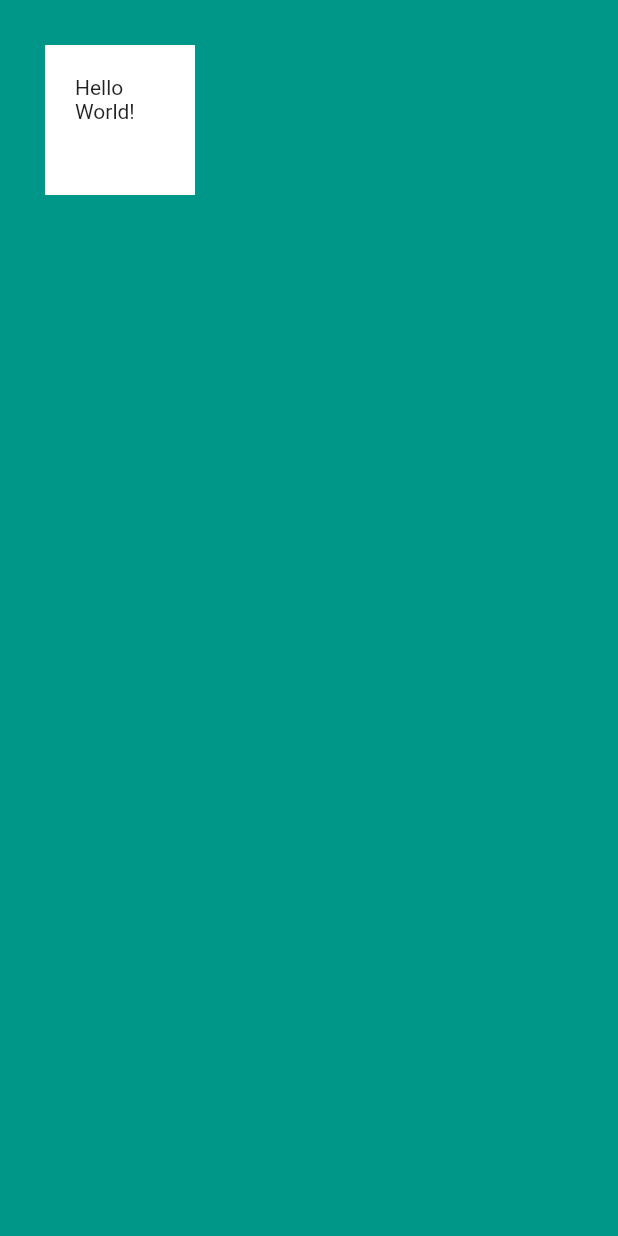
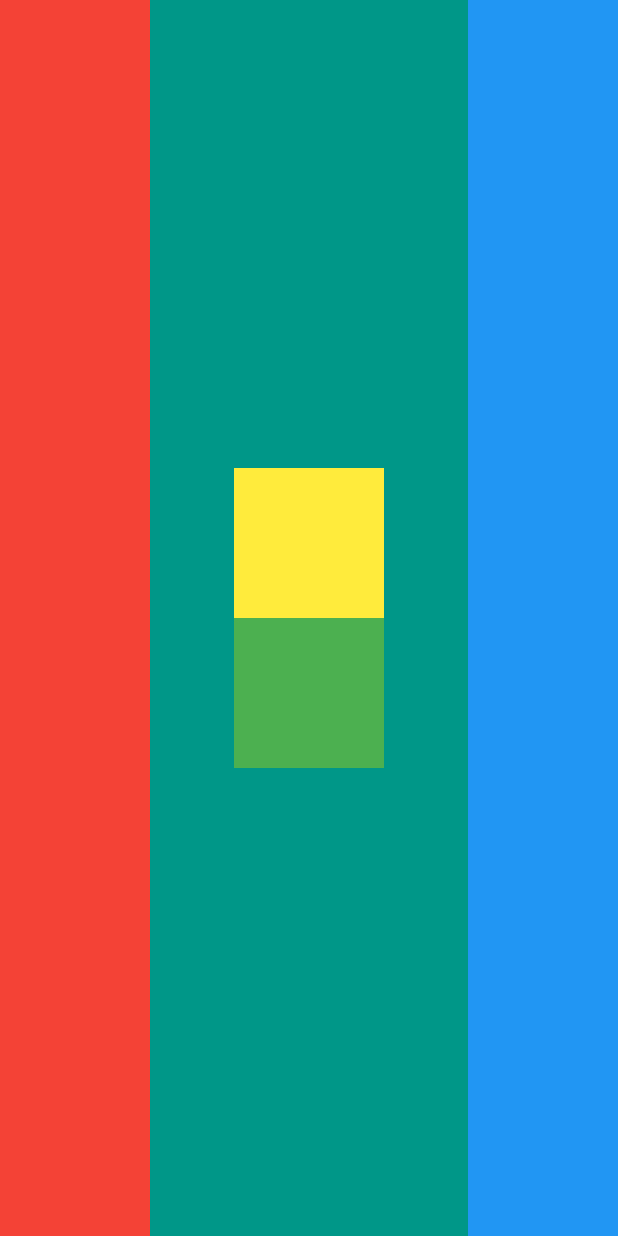
Before and after one commit to albader94/business_card_app, a Flutter app: the screen it shows after launch, on a phone screen of 412 x 824 dp. Run offline on Flutter 3.47's test engine with Material 2 defaults, Android fonts, the phone set to English and light mode, and no system bars.

Commit message:
columns & rows
trying out columns and rows with their properties

```diff
--- a/lib/main.dart
+++ b/lib/main.dart
@@ -12,13 +12,35 @@ class MyApp extends StatelessWidget {
       home: Scaffold(
         backgroundColor: Colors.teal,
         body: SafeArea(
-          child: Container(
-            width: 100.0,
-            height: 100.0,
-            color: Colors.white,
-            padding: EdgeInsets.all(20.0),
-            margin: EdgeInsets.all(30.0),
-            child: Text('Hello World!'),
+          child: Row(
+            mainAxisAlignment: MainAxisAlignment.spaceBetween,
+            children: [
+              Container(
+                width: 100.0,
+                color: Colors.red,
+              ),
+              Container(
+                child: Column(
+                  mainAxisAlignment: MainAxisAlignment.center,
+                  children: [
+                    Container(
+                      width: 100.0,
+                      height: 100.0,
+                      color: Colors.yellow,
+                    ),
+                    Container(
+                      width: 100.0,
+                      height: 100.0,
+                      color: Colors.green,
+                    ),
+                  ],
+                ),
+              ),
+              Container(
+                width: 100.0,
+                color:Colors.blue,
+              )
+            ],
           ),
         ),
       ),
```
